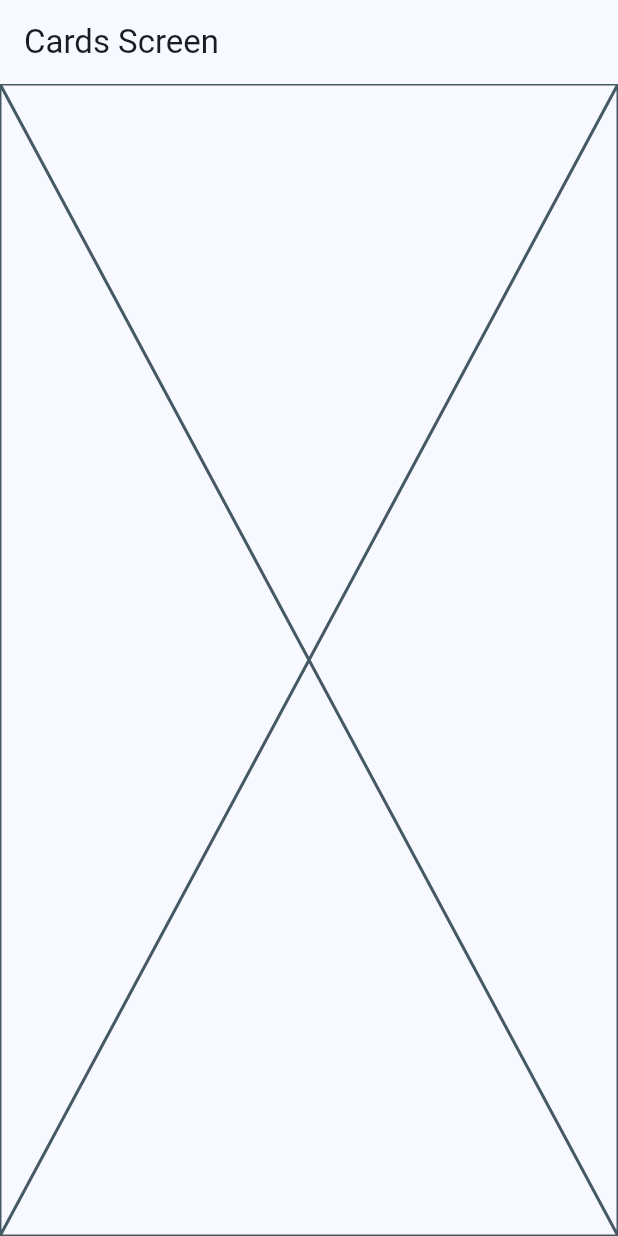
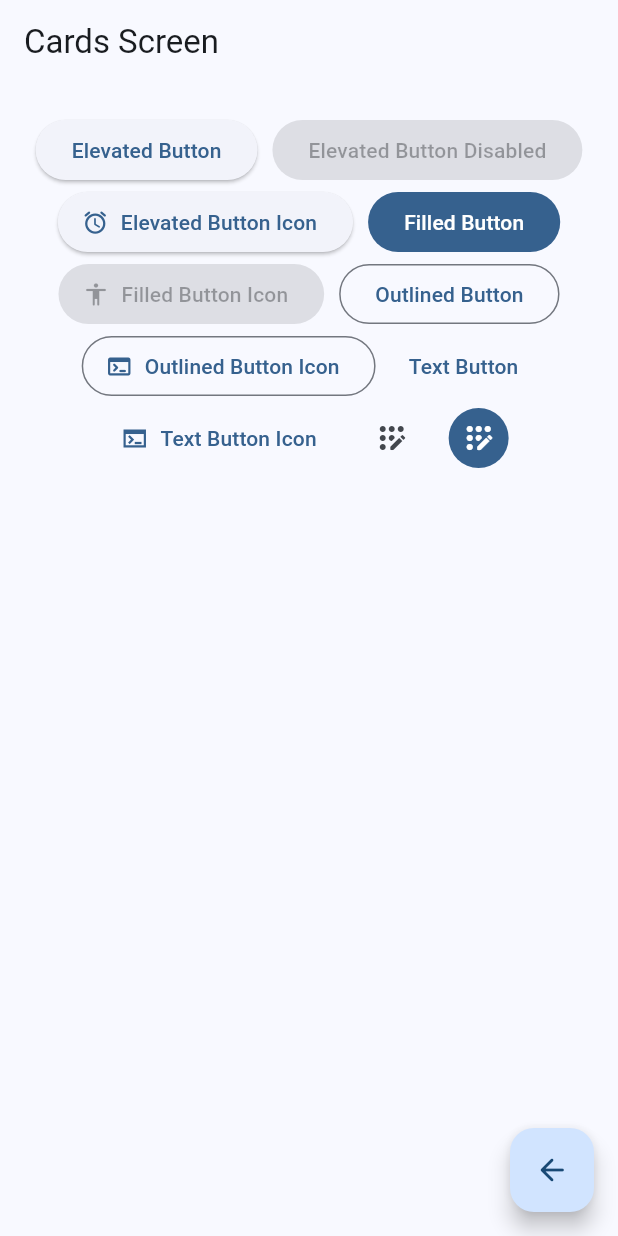
Before and after one commit to Max-500/widgets-app-flutter, a Flutter app: the CardsScreen screen opened by its route, on a phone screen of 412 x 824 dp. Run offline on Flutter 3.47's test engine with Material 3 defaults, Android fonts, the phone set to English and light mode, and no system bars; our stand-ins replace go_router.

Commit message:
Buttons Material 3

```diff
--- a/lib/presentation/screens/cards/cards_screen.dart
+++ b/lib/presentation/screens/cards/cards_screen.dart
@@ -1,4 +1,5 @@
 import 'package:flutter/material.dart';
+import 'package:go_router/go_router.dart';
 
 class CardsScreen extends StatelessWidget {
   static const String name = 'cards_screen';
@@ -8,10 +9,53 @@ class CardsScreen extends StatelessWidget {
   @override
   Widget build(BuildContext context) {
     return Scaffold(
-      appBar: AppBar(
-        title: const Text("Cards Screen"),
+        appBar: AppBar(
+          title: const Text("Cards Screen"),
+        ),
+        body: _ButtonsView(),
+        floatingActionButton: FloatingActionButton(
+          child: const Icon(Icons.arrow_back_rounded),
+          onPressed: () {
+            context.pop();
+          },
+        ));
+  }
+}
+
+class _ButtonsView extends StatelessWidget {
+  @override
+  Widget build(BuildContext context) {
+    final ColorScheme colors = Theme.of(context).colorScheme;
+
+    return SizedBox(
+      width: double.infinity,
+      child: Padding(
+        padding: const EdgeInsets.symmetric(vertical: 20, horizontal: 10),
+        child: Wrap(
+          spacing: 10,
+          alignment: WrapAlignment.center,
+          children: [
+            ElevatedButton(onPressed: () {}, child: const Text('Elevated Button')),
+            const ElevatedButton(onPressed: null, child: Text('Elevated Button Disabled')),
+            ElevatedButton.icon(onPressed: (){  }, icon: const Icon( Icons.access_alarms_rounded ), label: const Text('Elevated Button Icon')),
+
+            FilledButton(onPressed: () {  }, child: const Text('Filled Button')),
+            FilledButton.icon(onPressed: null, icon: const Icon( Icons.accessibility_rounded ), label: const Text('Filled Button Icon')),
+
+            OutlinedButton(onPressed: () { }, child: const Text('Outlined Button')),
+            OutlinedButton.icon(onPressed: () { }, icon: const Icon( Icons.terminal_rounded ), label: const Text('Outlined Button Icon')),
+
+            TextButton(onPressed: (){}, child: const Text('Text Button')),
+            TextButton.icon(onPressed: (){}, icon: const Icon( Icons.terminal_sharp ), label: const Text('Text Button Icon')),
+
+            IconButton(onPressed: (){}, icon: const Icon( Icons.app_registration_rounded )),
+            IconButton(onPressed: (){}, icon: const Icon( Icons.app_registration_rounded ), style: ButtonStyle(
+              backgroundColor: MaterialStatePropertyAll(colors.primary),
+              iconColor: const MaterialStatePropertyAll(Colors.white)
+            ),),
+          ],
+        ),
       ),
-      body: const Placeholder(),
     );
   }
 }
```
